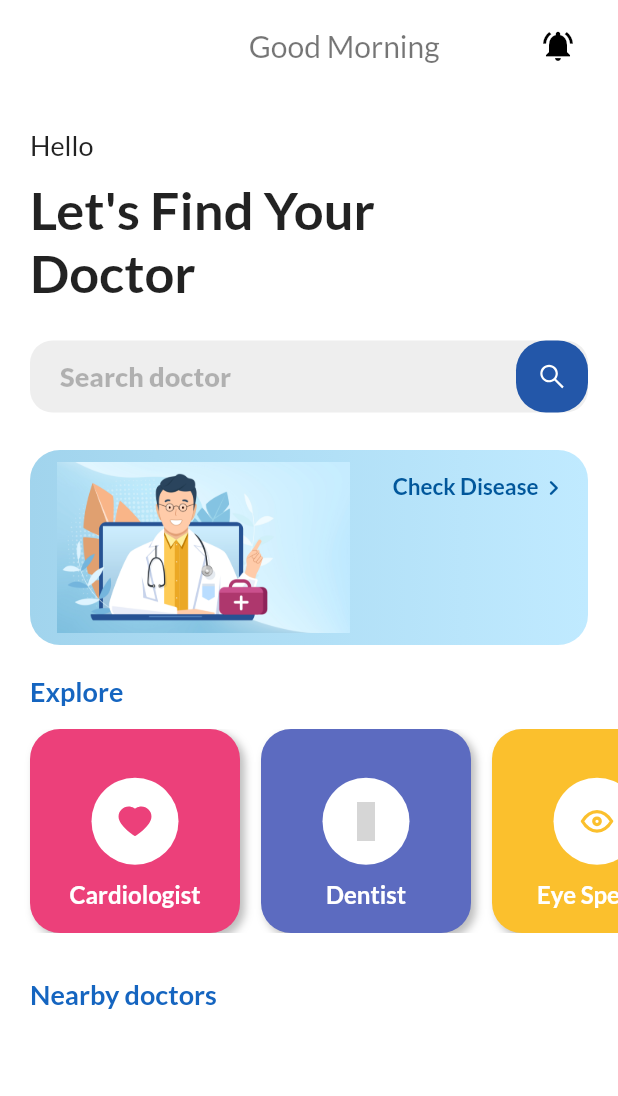
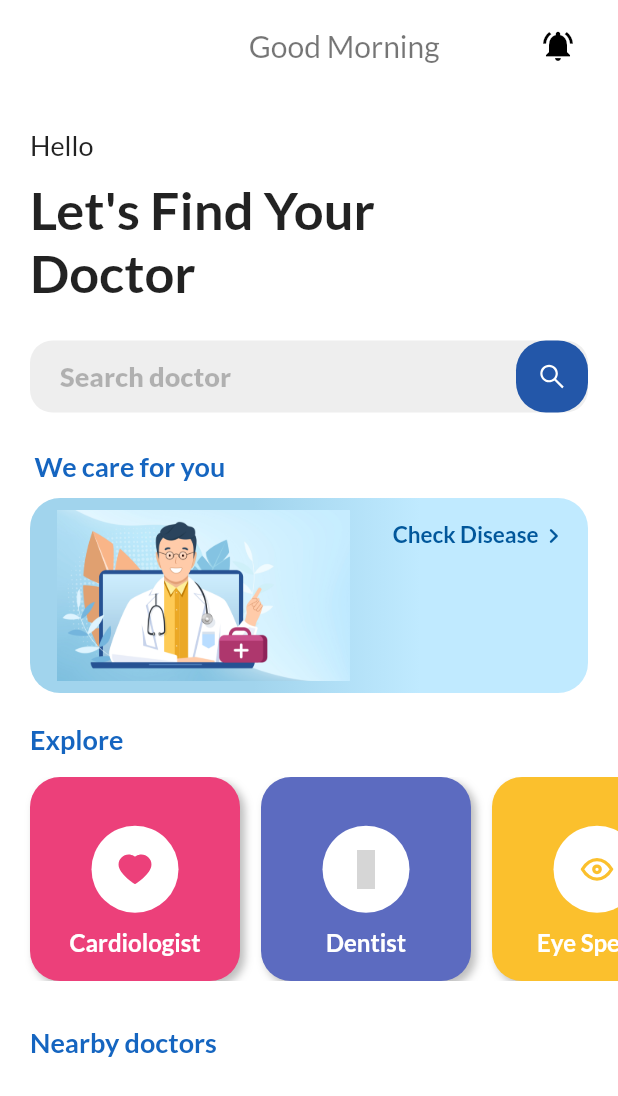
Before and after one commit to dc-exe/Health_and_Doctor_Appointment, a Flutter app: the HomePage screen opened directly, on a phone screen of 412 x 824 dp. Shown: the top 1096 px of the screen. Run offline on Flutter 3.47's test engine with Material 2 defaults, Android fonts, the phone set to English and light mode, and no system bars; our stand-ins replace cloud_firestore, firebase_auth, firebase_core, flutter_icons, flutter_tabler_icons, font_awesome_flutter and 2 more; accounts and stored records are empty; grey boxes are pictures that could not be loaded.

Commit message:
Banner upadated

```diff
--- a/lib/bannerModel.dart
+++ b/lib/bannerModel.dart
@@ -19,8 +19,8 @@ List<BannerModel> bannerCards = [
   new BannerModel(
       "Covid-19",
       [
-        Color(0xffffffff),
-        Color(0xffffddde),
+        Color(0xffcfe3fc),
+        Color(0xffb6d4fa),
       ],
-      "assets/virus.jpg"),
+      "assets/covid.jpg"),
 ];
--- a/lib/homePage.dart
+++ b/lib/homePage.dart
@@ -177,6 +177,18 @@ class _HomePageState extends State<HomePage> {
                     ),
                   ),
                   Container(
+                    padding: EdgeInsets.only(left: 23, bottom: 10),
+                    alignment: Alignment.centerLeft,
+                    child: Text(
+                      "We care for you",
+                      textAlign: TextAlign.center,
+                      style: GoogleFonts.lato(
+                          color: Colors.blue[800],
+                          fontWeight: FontWeight.bold,
+                          fontSize: 18),
+                    ),
+                  ),
+                  Container(
                     height: 150,
                     child: ListView.builder(
                       physics: ClampingScrollPhysics(),
@@ -194,7 +206,7 @@ class _HomePageState extends State<HomePage> {
                           decoration: BoxDecoration(
                             borderRadius: BorderRadius.circular(20),
                             gradient: LinearGradient(
-                              stops: [0, 1],
+                              stops: [0.4, 0.7],
                               begin: Alignment.centerLeft,
                               end: Alignment.centerRight,
                               colors: bannerCards[index].cardBackground,
@@ -298,7 +310,7 @@ class _HomePageState extends State<HomePage> {
                               );
                             },
                             shape: new RoundedRectangleBorder(
-                                borderRadius: new BorderRadius.circular(10)),
+                                borderRadius: new BorderRadius.circular(20)),
                             child: Column(
                               mainAxisAlignment: MainAxisAlignment.center,
                               children: [
@@ -454,7 +466,7 @@ class _HomePageState extends State<HomePage> {
                     },
                   ),
                   SizedBox(
-                    height: 80,
+                    height: 40,
                   ),
                 ],
               ),
```
Also changed, not shown: assets/covid.jpg (added), 11 other files.
